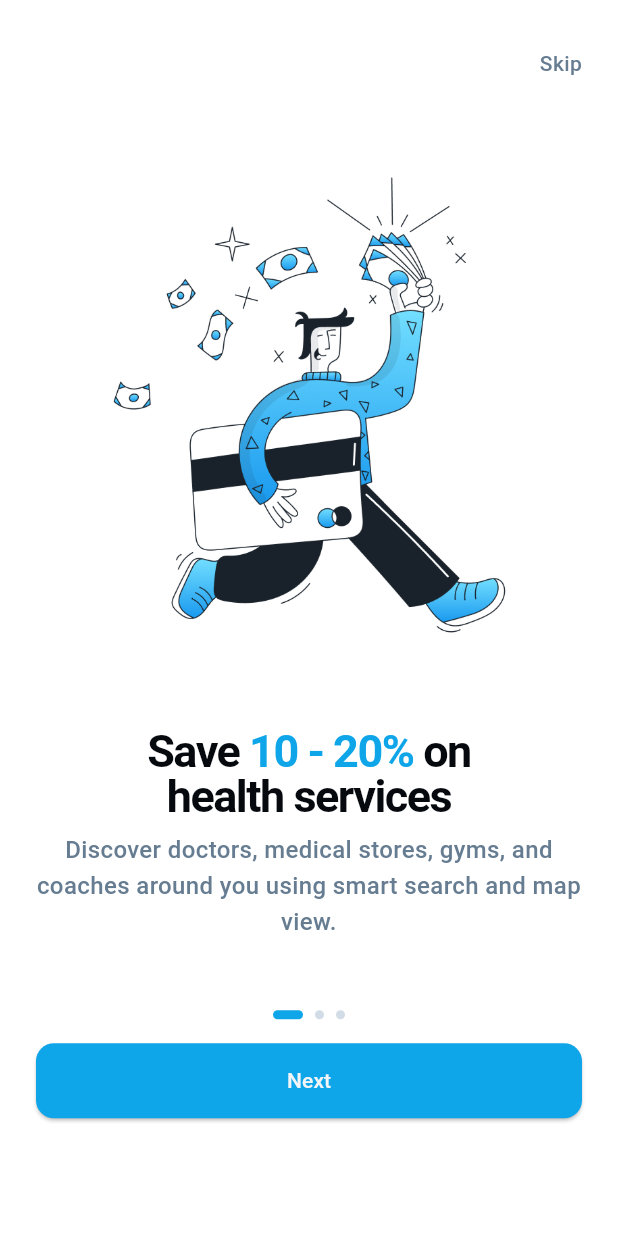
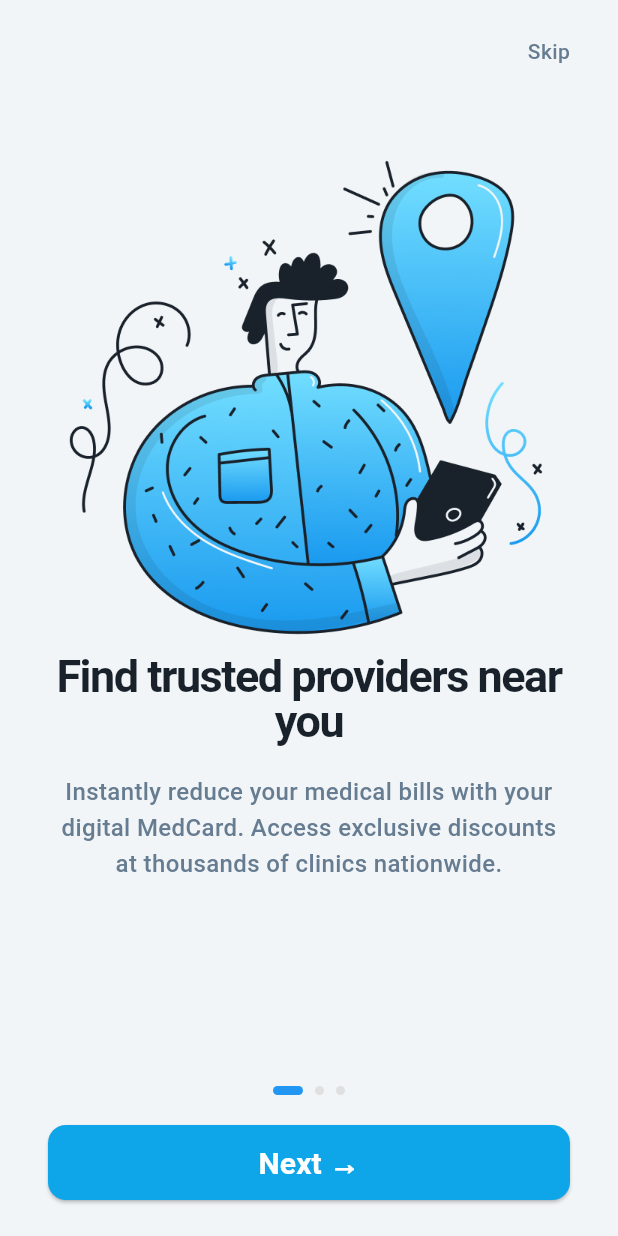
Before and after one commit to shraddhamhetre852-code/Medcard-app, a Flutter app: the screen it shows after launch, after a tap on "Next", on a phone screen of 412 x 824 dp. Run offline on Flutter 3.47's test engine with Material 3 defaults, Android fonts, the phone set to English and light mode, and no system bars; Roboto replaces fonts that are missing (Geist).

Commit message:
update welcome2

```diff
--- a/lib/core/routing/app_routing.dart
+++ b/lib/core/routing/app_routing.dart
@@ -1,6 +1,7 @@
 import 'package:flutter/material.dart';
 import 'package:medcard_app/features/Dashbord/Screens/splash_screen.dart';
 import 'package:medcard_app/features/Dashbord/Screens/welcome1_screen.dart';
+import 'package:medcard_app/features/Dashbord/Screens/welcome2.dart';
 
 class AppRouter {
   static const String splash = '/';
@@ -14,6 +15,9 @@ class AppRouter {
       case welcome1:
         return MaterialPageRoute(builder: (_) => Welcome1Screen());
 
+        case Welcome2:
+        return MaterialPageRoute(builder: (_) => Welcome2());
+
       default:
         return MaterialPageRoute(
           builder: (_) => Scaffold(
--- a/lib/features/Dashbord/Screens/welcome1_screen.dart
+++ b/lib/features/Dashbord/Screens/welcome1_screen.dart
@@ -1,4 +1,5 @@
 import 'package:flutter/material.dart';
+import 'package:medcard_app/features/Dashbord/Screens/welcome2.dart';
 import 'package:medcard_app/theme/app_colors.dart';
 import 'package:medcard_app/theme/font-styles.dart';
 
@@ -90,7 +91,11 @@ class Welcome1Screen extends StatelessWidget {
                           width: double.infinity,
                           height: 50,
                           child: ElevatedButton(
-                            onPressed: () {},
+                            onPressed: () {
+                              Navigator.push(context, MaterialPageRoute(builder: (context) => Welcome2(),
+                              ),
+                              );
+                            },
                             style: ElevatedButton.styleFrom(
                               backgroundColor:AppColors.lPrimary,
                               padding: EdgeInsets.symmetric(
--- /dev/null
+++ b/lib/features/Dashbord/Screens/welcome2.dart
@@ -0,0 +1,123 @@
+import 'package:flutter/material.dart';
+import 'package:medcard_app/theme/app_colors.dart';
+import 'package:medcard_app/theme/font-styles.dart';
+import 'package:medcard_app/theme/theme_ext.dart';
+
+class Welcome2 extends StatelessWidget {
+  const Welcome2({super.key});
+
+  @override
+  Widget build(BuildContext context) {
+   final colors = context.colors;
+    final textStyles = context.textStyles;
+
+
+    return Scaffold(
+      backgroundColor: AppColors. lBackground,
+      body: SafeArea(
+        child: Padding(
+          padding: const EdgeInsets.symmetric(vertical: 24,horizontal: 32),
+          child: Column(
+            children: [
+              Row(
+                mainAxisAlignment: MainAxisAlignment.end,
+                children:  [
+                  Text(
+                    "Skip",
+                    style:  AppTextStyle.paragraphSmallMedium.copyWith(
+                    color:AppColors.lMutedForeground
+                  ),
+                  ),
+                ],
+              ),
+
+              const SizedBox(height: 50),
+
+              Container(
+                height: 342,
+                width: 342,
+                alignment: Alignment.center,
+                child: Image.asset(
+                  "assets/image1.png",
+                  fit: BoxFit.contain,
+                ),
+              ),
+
+
+              Text(
+                "Find trusted providers near you",
+                textAlign: TextAlign.center,
+               style: AppTextStyle.heading2.copyWith(
+                    color:AppColors.lSecondaryForeground
+                  ),
+                ),
+
+
+              const SizedBox(height: 20),
+
+              Text(
+                "Instantly reduce your medical bills with your digital MedCard. Access exclusive discounts at thousands of clinics nationwide.",
+                textAlign: TextAlign.center,
+                style:  AppTextStyle.paragraphMedium.copyWith(
+                    color:AppColors.lMutedForeground
+                  ),
+                ),
+
+
+              const Spacer(),
+
+              Row(
+                mainAxisAlignment: MainAxisAlignment.center,
+                children: [
+                  buildDot(true),
+                  buildDot(false),
+                  buildDot(false),
+                ],
+              ),
+
+              const SizedBox(height: 20),
+
+              SizedBox(
+                width: double.infinity,
+                height: 50,
+                child: ElevatedButton(
+                  onPressed: () { Navigator.push(context, MaterialPageRoute(builder: (context) => Welcome2(),
+                              ),
+                              );
+
+                  },
+                  style: ElevatedButton.styleFrom(
+                    backgroundColor:AppColors.lPrimary,
+                    padding: EdgeInsets.symmetric(vertical: 10,horizontal: 24),
+                    shape: RoundedRectangleBorder(
+                      borderRadius: BorderRadius.circular(12),
+                    ),
+                    ),
+                  child: Text(
+                    "Next →",
+                  style: AppTextStyle.heading4.copyWith(
+                    color:AppColors.lCard
+                  ),
+
+                  ),
+                ),
+              ),
+            ]
+          ),
+        ),
+      ),
+    );
+  }
+
+  Widget buildDot(bool isActive) {
+    return Container(
+      margin: const EdgeInsets.symmetric(horizontal: 4),
+      height: 6,
+      width: isActive ? 20 : 6,
+      decoration: BoxDecoration(
+        color: isActive ? Colors.blue : Colors.grey.shade300,
+        borderRadius: BorderRadius.circular(10),
+      ),
+    );
+  }
+}
--- a/pubspec.yaml
+++ b/pubspec.yaml
@@ -60,6 +60,8 @@ flutter:
   # To add assets to your application, add an assets section, like this:
   assets:
     - "assets/image.png"
+    - "assets/image1.png"
+
   #   - images/a_dot_ham.jpeg
 
   # An image asset can refer to one or more resolution-specific "variants", see
```
Also changed, not shown: assets/image1.png (added).
